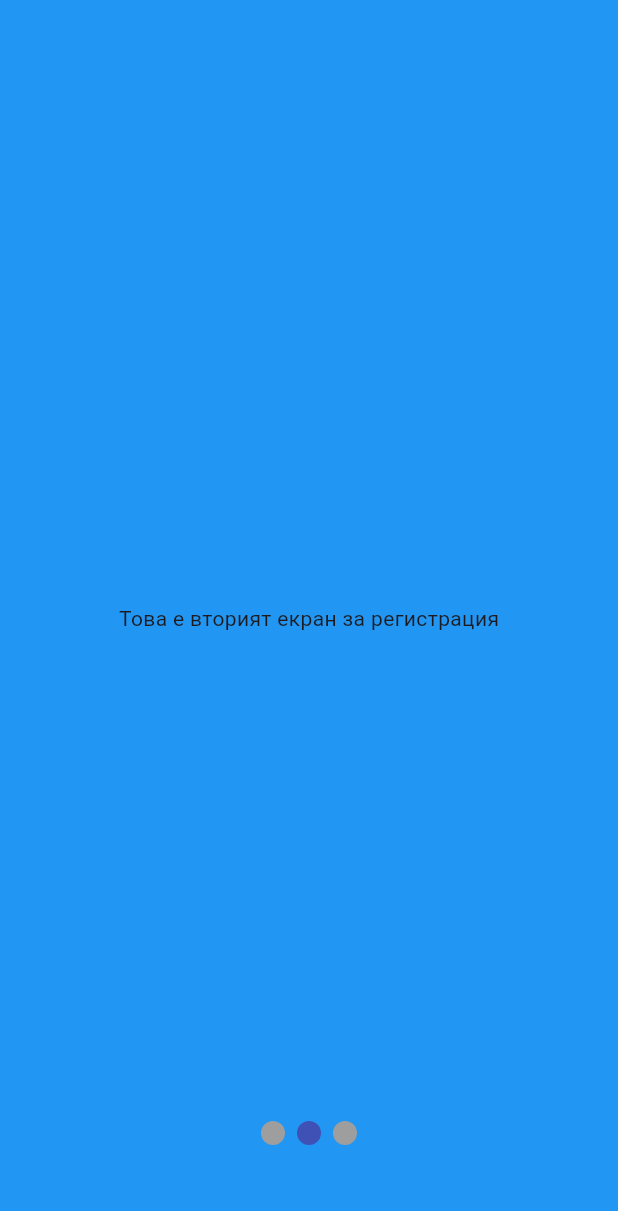
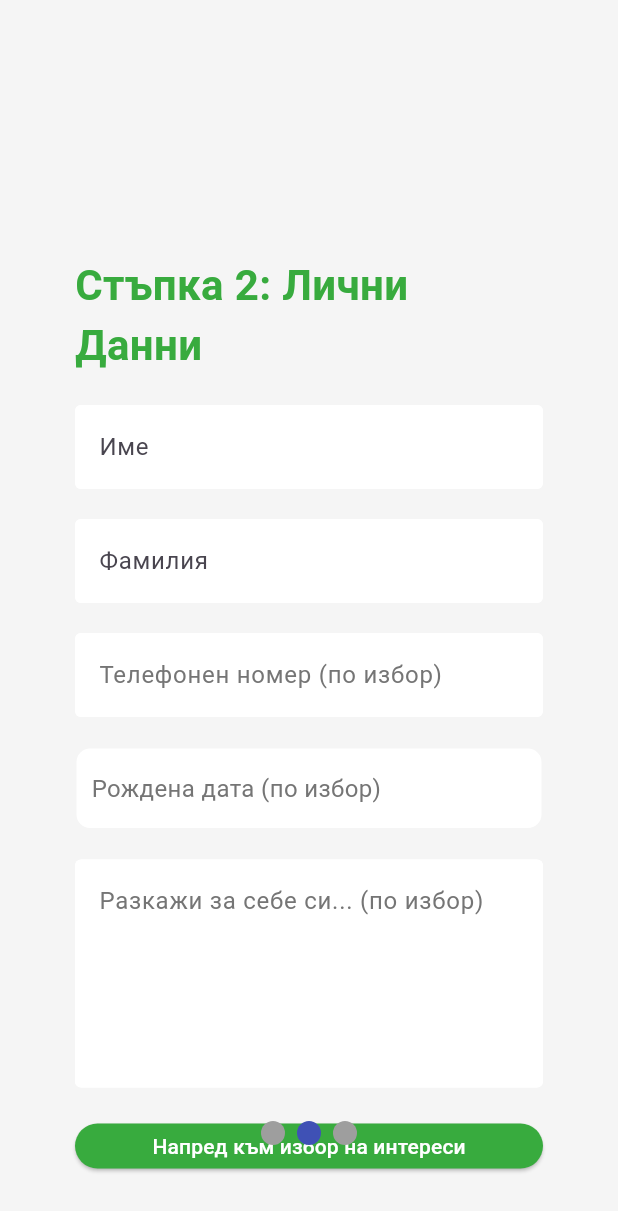
Before and after one commit to ZvezdiPro/Volunteer-Varna, a Flutter app: the Register screen opened directly with empty values, swiped to page 2, on a phone screen of 412 x 824 dp. Shown: the top 1211 px of the screen. Run offline on Flutter 3.47's test engine with Material 3 defaults, Android fonts, the phone set to English and light mode, and no system bars; drawn by our look-alikes of smooth_page_indicator; our stand-ins replace firebase_auth, firebase_core, flutter_spinkit; accounts and stored records are empty.

Commit message:
Finished the second registration screen
Collects first and last name, phone number, birthday and bio

```diff
--- a/lib/models/registration_data.dart
+++ b/lib/models/registration_data.dart
@@ -8,7 +8,7 @@ class RegistrationData {
   List<String> interests = [];
 
   // Optional fields
-  String bio = '';
+  String? bio = '';
   String avatarUrl = '';
   String? phoneNumber;
   DateTime? dateOfBirth;
--- a/lib/screens/authenticate/register.dart
+++ b/lib/screens/authenticate/register.dart
@@ -118,7 +118,7 @@ class _RegisterState extends State<Register> {
             },
             children: [
               RegisterStepOne(data: _data, nextStep: nextStep, toggleView: widget.toggleView),
-              RegisterStepTwo(),
+              RegisterStepTwo(data: _data, nextStep: nextStep, previousStep: previousStep),
               RegisterStepThree(),
             ],
           ),
--- a/lib/screens/authenticate/register_step_one.dart
+++ b/lib/screens/authenticate/register_step_one.dart
@@ -128,9 +128,7 @@ class _RegisterStepOneState extends State<RegisterStepOne> {
                 },
               ),
 
-            const SizedBox(height: 20.0),
-
-            SizedBox(height: 20.0),
+              SizedBox(height: 30.0),
 
               // Switch to sign-in page
               Row(
--- a/lib/screens/authenticate/register_step_two.dart
+++ b/lib/screens/authenticate/register_step_two.dart
@@ -1,22 +1,155 @@
 import 'package:flutter/material.dart';
+import 'package:intl/intl.dart';
+import 'package:volunteer_app/models/registration_data.dart';
+import 'package:volunteer_app/shared/colors.dart';
+import 'package:volunteer_app/shared/constants.dart';
 
 class RegisterStepTwo extends StatefulWidget {
-  const RegisterStepTwo({super.key});
+
+  final RegistrationData data;
+  final VoidCallback nextStep;
+  final VoidCallback previousStep;
+
+  const RegisterStepTwo({
+    super.key,
+    required this.data,
+    required this.nextStep,
+    required this.previousStep
+  });
 
   @override
   State<RegisterStepTwo> createState() => _RegisterStepTwoState();
 }
 
 class _RegisterStepTwoState extends State<RegisterStepTwo> {
+  final _stepTwoFormKey = GlobalKey<FormState>();
+
   @override
   Widget build(BuildContext context) {
-    return Scaffold(
-      body: Container(
-        color: Colors.blue,
-        child: Center(
-          child: Text('Това е вторият екран за регистрация'),
+
+    // Format the birth date to an output string
+    final dateText = widget.data.dateOfBirth == null
+        ? 'Рождена дата (по избор)'
+        : DateFormat('dd.MM.yyyy').format(widget.data.dateOfBirth!);
+
+    return SingleChildScrollView(
+      padding: const EdgeInsets.symmetric(vertical: 20.0, horizontal: 50.0),
+      child: Form(
+        key: _stepTwoFormKey,
+        child: Column(
+          crossAxisAlignment: CrossAxisAlignment.stretch,
+          children: <Widget>[
+            SizedBox(height: 150.0),
+            Text('Стъпка 2: Лични Данни', style: mainHeadingStyle),
+            SizedBox(height: 20.0),
+
+            // First name input
+            TextFormField(
+              initialValue: widget.data.firstName,
+              decoration: textInputDecoration.copyWith(hintText: 'Име'),
+              validator: (val) => val!.isEmpty ? 'Моля, въведете име' : null,
+              onChanged: (val) => widget.data.firstName = val,
+            ),
+
+            SizedBox(height: 20.0),
+
+            // Surname input
+            TextFormField(
+              initialValue: widget.data.lastName,
+              decoration: textInputDecoration.copyWith(hintText: 'Фамилия'),
+              validator: (val) => val!.isEmpty ? 'Моля, въведете фамилия' : null,
+              onChanged: (val) => widget.data.lastName = val,
+            ),
+
+            SizedBox(height: 20.0),
+
+            // Phone number input
+            TextFormField(
+              initialValue: widget.data.phoneNumber,
+              keyboardType: TextInputType.phone,
+              decoration: textInputDecoration.copyWith(hintText: 'Телефонен номер (по избор)', hintStyle: TextStyle(color: Colors.grey[600])),
+              onChanged: (val) => widget.data.phoneNumber = val.isEmpty ? null : val,
+            ),
+
+            SizedBox(height: 20.0),
+
+            // Select birthday
+            GestureDetector(
+              onTap: () => _selectDate(context),
+              child: Container(
+                padding: const EdgeInsets.symmetric(vertical: 15.0, horizontal: 10.0),
+                decoration: BoxDecoration(
+                  border: Border.all(color: Colors.grey.shade100, width: 1.0),
+                  borderRadius: BorderRadius.circular(10.0),
+                  color: Colors.white,
+                ),
+                child: Text(
+                  dateText,
+                  style: TextStyle(
+                    fontSize: 16.0,
+                    color: widget.data.dateOfBirth == null ? Colors.grey[600] : Colors.black,
+                  ),
+                ),
+              ),
+            ),
+
+            SizedBox(height: 20.0),
+
+            // Biography input
+            TextFormField(
+              initialValue: widget.data.bio,
+              maxLines: 5,
+              decoration: textInputDecoration.copyWith(hintText: 'Разкажи за себе си... (по избор)', hintStyle: TextStyle(color: Colors.grey[600])),
+              onChanged: (val) => widget.data.bio = val.isEmpty ? null : val,
+            ),
+
+            SizedBox(height: 15.0),
+
+            // Go to the third page button
+            ElevatedButton(
+              style: ElevatedButton.styleFrom(
+                backgroundColor: greenPrimary,
+                foregroundColor: Colors.white,
+                minimumSize: const Size(100, 30),
+                shape: RoundedRectangleBorder(borderRadius: BorderRadius.circular(20.0)),
+              ),
+              child: const Text('Напред към избор на интереси'),
+              onPressed: () {
+                // If all validator fields return null (meaning everything is OK), go to the next step
+                if (_stepTwoFormKey.currentState!.validate()) {
+                  widget.nextStep();
+                }
+              },
+            ),
+
+          ],
         )
-      ),
+      )
     );
   }
+
+  Future<void> _selectDate(BuildContext context) async {
+    final DateTime? pickedDate = await showDatePicker(
+      context: context,
+      initialDate: DateTime.now(),
+      firstDate: DateTime(1900),
+      lastDate: DateTime.now(),
+      builder: (BuildContext context, Widget? child) {
+        return Theme(
+          data: ThemeData.light().copyWith(
+            primaryColor: greenPrimary,
+            colorScheme: ColorScheme.light(primary: greenPrimary),
+            buttonTheme: const ButtonThemeData(textTheme: ButtonTextTheme.primary),
+          ),
+          child: child!,
+        );
+      },
+    );
+
+    if (pickedDate != null) {
+      setState(() {
+        widget.data.dateOfBirth = pickedDate;
+      });
+    }
+  }
 }
--- a/pubspec.yaml
+++ b/pubspec.yaml
@@ -40,6 +40,7 @@ dependencies:
   firebase_core: ^4.2.0
   flutter_spinkit: ^5.2.2
   smooth_page_indicator: ^1.2.1
+  intl: ^0.20.2
 
 dev_dependencies:
   flutter_test:
```
Also changed, not shown: pubspec.lock. Lines whose indentation alone changed are shown as unchanged.
